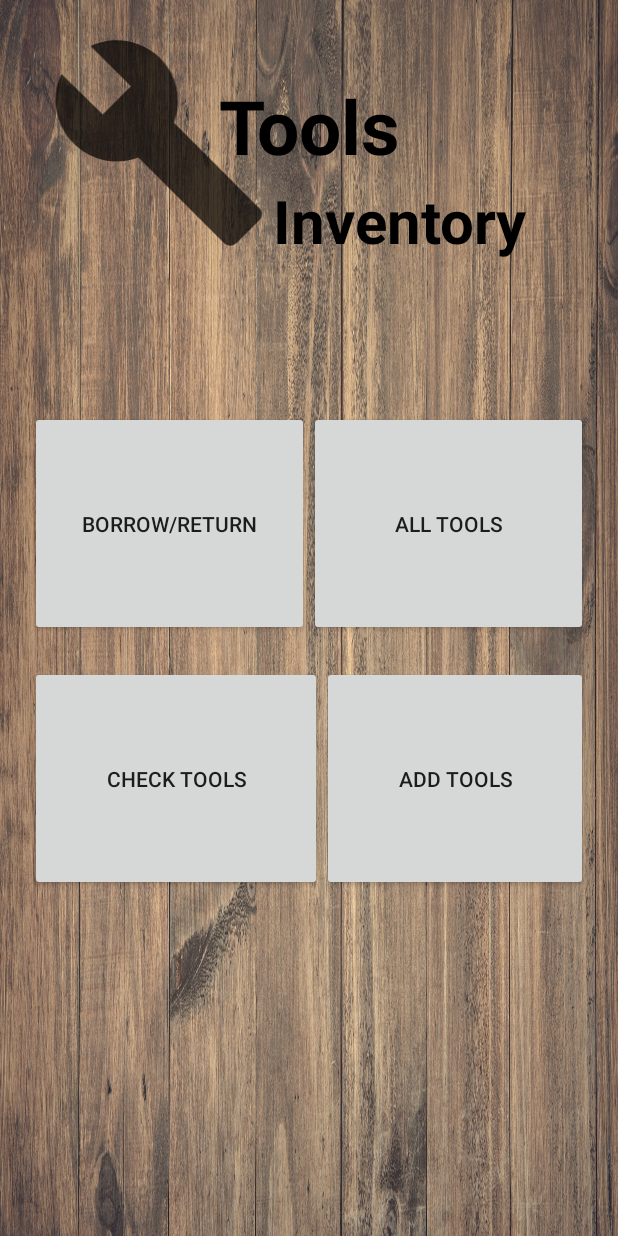
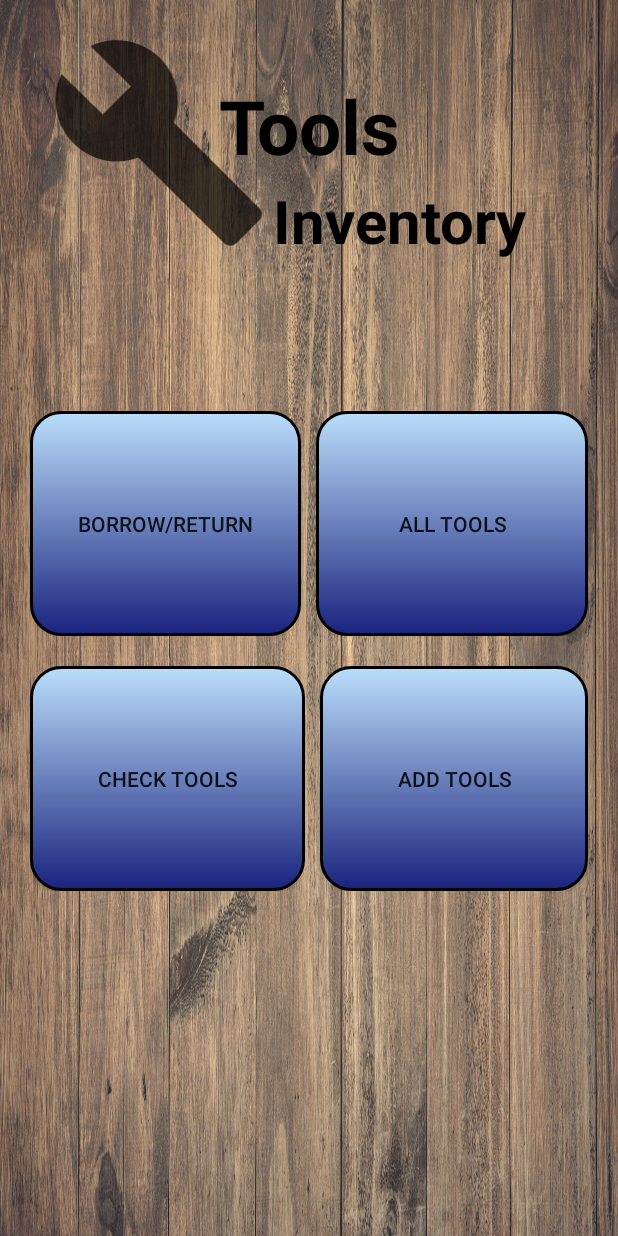
Before and after one commit to shumeiiSM/MyTools, an Android app: the screen it shows after launch (MainActivity), on a phone screen of 412 x 824 dp. Run offline under Robolectric (Android 15) with nearby library versions, the phone set to English and light mode, and no system bars.

Commit message:
AllTools-UploadImage

```diff
--- a/app/src/main/AndroidManifest.xml
+++ b/app/src/main/AndroidManifest.xml
@@ -13,7 +13,6 @@
         android:supportsRtl="true"
         android:theme="@style/AppTheme">
         <activity android:name=".BRTools"></activity>
-        <activity android:name=".AllTools" />
         <activity android:name=".CheckTools" />
         <activity android:name=".AddTools" />
         <activity android:name=".MainActivity">
--- a/app/src/main/java/com/example/mytools/AddTools.java
+++ b/app/src/main/java/com/example/mytools/AddTools.java
@@ -129,7 +129,7 @@ public class AddTools extends AppCompatActivity {
             public void onClick(View v) {
                 if (validate()) {
 
-                    //date = btnDate.getText().toString();
+                    availability = true;
 
                     if (date.equals("Select your date")) {
                         Toast.makeText(AddTools.this, "Please Choose Your Date", Toast.LENGTH_LONG).show();
--- a/app/src/main/java/com/example/mytools/AllToolDisplay_Adapter.java
+++ b/app/src/main/java/com/example/mytools/AllToolDisplay_Adapter.java
@@ -71,10 +71,10 @@ public class AllToolDisplay_Adapter extends RecyclerView.Adapter<AllToolDisplay_
         Boolean state = false;
 
         if(currentItem.getAvailability() == state) {
-            Picasso.with(mContext).load(R.drawable.ic_no).into(holder.imageAvail);
+            Picasso.with(mContext).load(R.drawable.cross).error(R.drawable.ic_no).into(holder.imageAvail);
             holder.textAvail.setText("Unavailable");
         } else {
-            Picasso.with(mContext).load(R.drawable.ic_yes).into(holder.imageAvail);
+            Picasso.with(mContext).load(R.drawable.tick).error(R.drawable.ic_yes).into(holder.imageAvail);
             holder.textAvail.setText("Available");
         }
 
--- /dev/null
+++ b/app/src/main/res/drawable/fourbuttons.xml
@@ -0,0 +1,21 @@
+<?xml version="1.0" encoding="utf-8"?>
+<shape xmlns:android="http://schemas.android.com/apk/res/android"
+    android:shape="rectangle"
+    android:padding="5dp">
+
+    <gradient
+        android:angle="90"
+        android:endColor="#BBDEFB"
+        android:startColor="#1A237E"
+        android:type="linear"/>
+
+    <corners
+        android:bottomRightRadius="20dp"
+        android:bottomLeftRadius="20dp"
+        android:topLeftRadius="20dp"
+        android:topRightRadius="20dp"/>
+
+    <stroke
+        android:width="2dp"
+        android:color="#000000"/>
+</shape>
--- a/app/src/main/res/layout/activity_add_tools.xml
+++ b/app/src/main/res/layout/activity_add_tools.xml
@@ -102,8 +102,8 @@
                     android:id="@+id/etID"
                     android:layout_width="match_parent"
                     android:layout_height="wrap_content"
-                    android:hint="example: 1"
                     android:ems="10"
+                    android:hint="example: 0000"
                     android:inputType="number" />
 
                 <Space
--- a/app/src/main/res/layout/activity_all_tools.xml
+++ b/app/src/main/res/layout/activity_all_tools.xml
@@ -54,7 +54,6 @@
         android:id="@+id/recyclerView"
         android:layout_width="match_parent"
         android:layout_height="wrap_content"
-        android:background="@android:color/holo_orange_dark"
         android:padding="4dp"
         android:scrollbars="vertical" >
 
--- a/app/src/main/res/layout/activity_main.xml
+++ b/app/src/main/res/layout/activity_main.xml
@@ -5,6 +5,18 @@
     android:layout_width="match_parent"
     android:layout_height="match_parent"
     android:background="@drawable/brown"
+    android:orientation="vertical">
+
+    <FrameLayout
+        android:id="@+id/fragment_container"
+        android:layout_width="match_parent"
+        android:layout_height="wrap_content"
+        android:layout_above="@id/container" />
+
+    <LinearLayout
+        android:id="@+id/container"
+        android:layout_width="match_parent"
+        android:layout_height="match_parent"
         android:orientation="vertical">
 
         <FrameLayout
@@ -62,14 +74,21 @@
                 android:layout_width="150dp"
                 android:layout_height="150dp"
                 android:layout_weight="1"
+                android:background="@drawable/fourbuttons"
                 android:text="Borrow/Return">
             </Button>
+
+            <Space
+                android:layout_width="10dp"
+                android:layout_height="10dp">
+            </Space>
 
             <Button
                 android:id="@+id/btnAll"
                 android:layout_width="150dp"
                 android:layout_height="150dp"
                 android:layout_weight="1"
+                android:background="@drawable/fourbuttons"
                 android:text="All Tools">
             </Button>
 
@@ -91,8 +110,14 @@
                 android:layout_width="wrap_content"
                 android:layout_height="150dp"
                 android:layout_weight="1"
+                android:background="@drawable/fourbuttons"
                 android:text="Check Tools">
             </Button>
+
+            <Space
+                android:layout_width="10dp"
+                android:layout_height="10dp">
+            </Space>
 
             <Button
                 android:id="@+id/btnAdd"
@@ -100,8 +125,12 @@
                 android:layout_height="150dp"
                 android:layout_weight="1"
                 android:layout_gravity="right"
+                android:background="@drawable/fourbuttons"
                 android:text="Add Tools">
             </Button>
+
+        </LinearLayout>
+
 
     </LinearLayout>
 
--- a/app/src/main/res/layout/showall.xml
+++ b/app/src/main/res/layout/showall.xml
@@ -34,7 +34,7 @@
                     android:src="@drawable/ic_image"/>
 
                 <LinearLayout
-                    android:layout_width="220dp"
+                    android:layout_width="180dp"
                     android:layout_height="wrap_content"
                     android:layout_margin="8dp"
                     android:orientation="vertical">
@@ -118,7 +118,8 @@
                         android:layout_width="match_parent"
                         android:layout_height="wrap_content"
                         android:gravity="center"
-                        android:text="Available">
+                        android:text="Available"
+                        android:textSize="10sp">
                     </TextView>
 
                 </LinearLayout>
```
Also changed, not shown: app/src/main/java/com/example/mytools/AllTools.java (+70 -0 lines), app/src/main/java/com/example/mytools/MainActivity.java (+16 -5 lines), app/src/main/res/drawable/cross.png (added), app/src/main/res/drawable/tick.png (added). Lines whose indentation alone changed are shown as unchanged.
